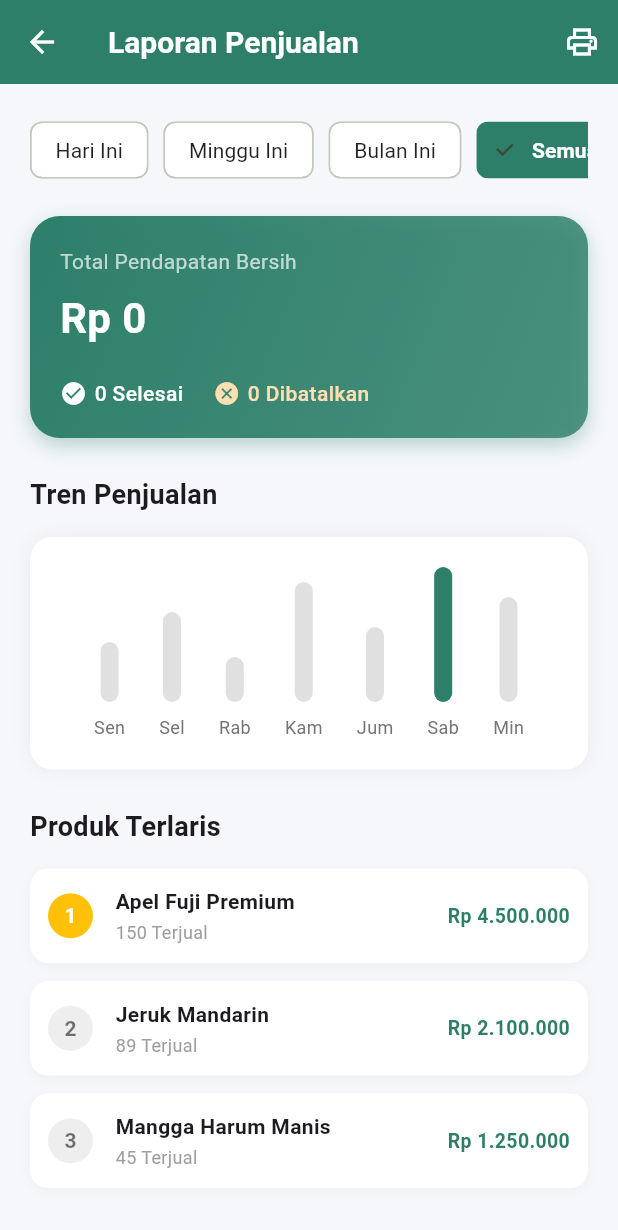
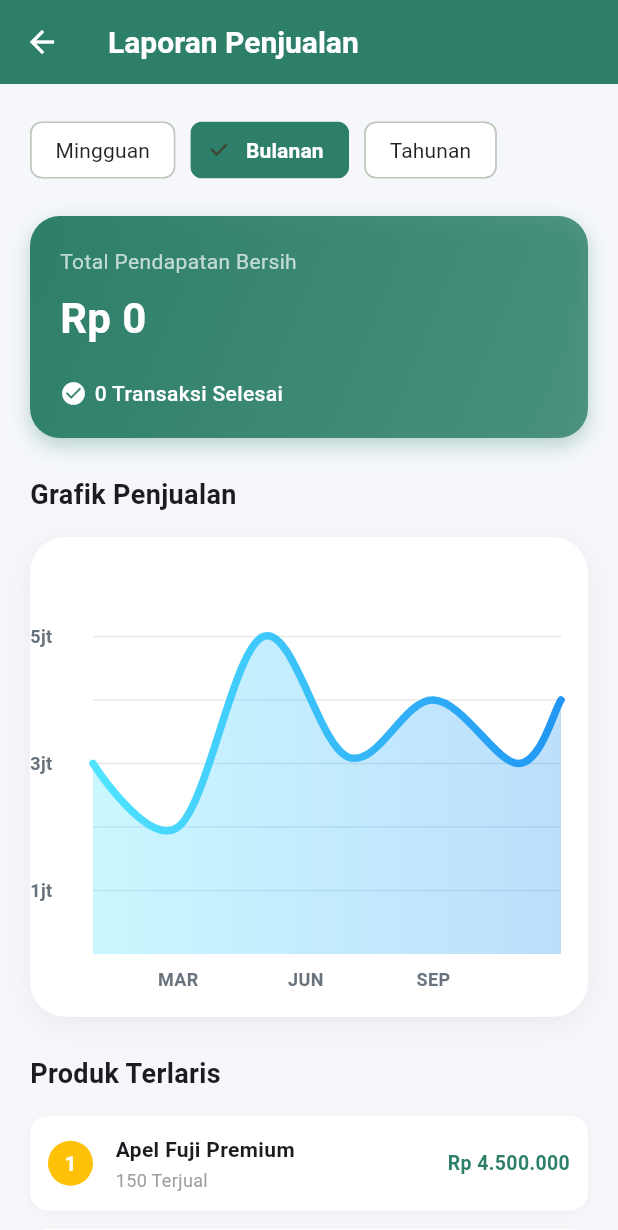
Before and after one commit to byhaqii/Fruit-Marketplace, a Flutter app: the LaporanPage screen opened by its route, on a phone screen of 412 x 824 dp. Shown: the top 1230 px of the screen. Run offline on Flutter 3.47's test engine with Material 3 defaults, Android fonts, the light colour scheme and no system bars; drawn by our look-alikes of fl_chart; our stand-ins replace camera, dio, image_picker, shared_preferences; accounts and stored records are empty; network calls fail; Roboto replaces fonts that are missing (Poppins).

Commit message:
Add sales chart to laporan page and update UI
Integrated fl_chart for a modern sales line chart on the laporan page, updated the time filter and summary card UI, and improved code structure for better readability. Also added a nullable phone field to the users table migration and updated dependencies to include fl_chart.

```diff
--- a/lib/modules/dashboard/dashboard_page.dart
+++ b/lib/modules/dashboard/dashboard_page.dart
@@ -119,8 +119,6 @@ class _DashboardPageState extends State<DashboardPage> {
 
     return Scaffold(
       // LOGIKA NAVIGASI UTAMA:
-      // Menggunakan IndexedStack agar state halaman (scroll position, input form)
-      // tidak hilang saat pindah tab.
       body: _pages.isNotEmpty
           ? IndexedStack(index: _selectedIndex, children: _pages)
           : const Center(child: CircularProgressIndicator()),
--- a/lib/modules/keuangan/pages/laporan_page.dart
+++ b/lib/modules/keuangan/pages/laporan_page.dart
@@ -1,8 +1,9 @@
 // lib/modules/keuangan/pages/laporan_page.dart
 
+import 'package:fl_chart/fl_chart.dart';
 import 'package:flutter/material.dart';
 import 'package:provider/provider.dart';
-import 'package:intl/intl.dart'; // Pastikan package intl sudah ada di pubspec.yaml
+import 'package:intl/intl.dart';
 import '../../../providers/marketplace_provider.dart';
 
 class LaporanPage extends StatefulWidget {
@@ -13,17 +14,19 @@ class LaporanPage extends StatefulWidget {
 }
 
 class _LaporanPageState extends State<LaporanPage> {
-  // --- KONSTANTA GAYA ---
+  // --- WARNA TEMA ---
   static const Color primaryColor = Color(0xFF2D7F6A);
+  static const Color contentColorCyan = Color(0xFF50E4FF);
+  static const Color contentColorBlue = Color(0xFF2196F3);
 
-  // Filter Waktu (UI Only untuk saat ini)
-  final List<String> _timeFilters = ["Hari Ini", "Minggu Ini", "Bulan Ini", "Semua"];
-  int _selectedFilterIndex = 3; // Default "Semua"
+  // Filter Waktu
+  final List<String> _timeFilters = ["Mingguan", "Bulanan", "Tahunan"];
+  int _selectedFilterIndex = 1; // Default "Bulanan"
 
   @override
   Widget build(BuildContext context) {
     return Scaffold(
-      backgroundColor: const Color(0xFFF5F7FA), // Abu-abu sangat muda
+      backgroundColor: const Color(0xFFF5F7FA),
       appBar: AppBar(
         backgroundColor: primaryColor,
         title: const Text(
@@ -32,35 +35,18 @@ class _LaporanPageState extends State<LaporanPage> {
         ),
         iconTheme: const IconThemeData(color: Colors.white),
         elevation: 0,
-        actions: [
-          IconButton(
-            icon: const Icon(Icons.print_outlined),
-            onPressed: () {
-              ScaffoldMessenger.of(context).showSnackBar(
-                const SnackBar(content: Text("Fitur Export PDF Segera Hadir"))
-              );
-            },
-          )
-        ],
       ),
       body: Consumer<MarketplaceProvider>(
         builder: (context, provider, child) {
-          // 1. AMBIL DATA TRANSAKSI
-          // Filter hanya yang statusnya 'Selesai' (Uang masuk)
+
+          // 1. HITUNG RINGKASAN (Sama seperti sebelumnya)
           final allTransactions = provider.transactions.where((t) => t.isSuccess).toList();
-
-          // 2. HITUNG RINGKASAN
           int totalOmzet = 0;
           for (var t in allTransactions) {
-            // Bersihkan string harga (misal "Rp 15.000" -> 15000)
             int price = int.tryParse(t.price.toString().replaceAll(RegExp(r'[^0-9]'), '')) ?? 0;
             totalOmzet += price;
           }
-
           int totalOrder = allTransactions.length;
-
-          // Hitung Pesanan Dibatalkan/Gagal
-          int failedOrder = provider.transactions.where((t) => t.isCancelled).length;
 
           return SingleChildScrollView(
             padding: const EdgeInsets.all(20),
@@ -68,7 +54,176 @@ class _LaporanPageState extends State<LaporanPage> {
               crossAxisAlignment: CrossAxisAlignment.start,
               children: [
                 // 1. FILTER WAKTU
-                SingleChildScrollView(
+                _buildTimeFilter(),
+                const SizedBox(height: 20),
+
+                // 2. KARTU OMZET (Header)
+                _buildSummaryCard(totalOmzet, totalOrder),
+                const SizedBox(height: 25),
+
+                // 3. GRAFIK PENJUALAN (FL CHART KEREN)
+                const Text(
+                  "Grafik Penjualan",
+                  style: TextStyle(fontFamily: 'Poppins', fontWeight: FontWeight.bold, fontSize: 18)
+                ),
+                const SizedBox(height: 15),
+
+                // --- CONTAINER CHART ---
+                Container(
+                  height: 320, // Tinggi Grafik
+                  padding: const EdgeInsets.only(right: 18, left: 0, top: 24, bottom: 12),
+                  decoration: BoxDecoration(
+                    color: Colors.white,
+                    borderRadius: BorderRadius.circular(24), // Rounded besar
+                    boxShadow: [
+                      BoxShadow(
+                        color: Colors.black.withOpacity(0.05),
+                        blurRadius: 15,
+                        offset: const Offset(0, 5)
+                      )
+                    ],
+                  ),
+                  child: LineChart(
+                    _mainData(), // Panggil konfigurasi chart di bawah
+                    duration: const Duration(milliseconds: 250),
+                  ),
+                ),
+                // -----------------------
+
+                const SizedBox(height: 25),
+
+                // 4. TOP PRODUK
+                const Text("Produk Terlaris", style: TextStyle(fontFamily: 'Poppins', fontWeight: FontWeight.bold, fontSize: 18)),
+                const SizedBox(height: 15),
+                _buildTopProductItem("1", "Apel Fuji Premium", "150 Terjual", "Rp 4.500.000"),
+                _buildTopProductItem("2", "Jeruk Mandarin", "89 Terjual", "Rp 2.100.000"),
+                _buildTopProductItem("3", "Mangga Harum Manis", "45 Terjual", "Rp 1.250.000"),
+                const SizedBox(height: 50),
+              ],
+            ),
+          );
+        },
+      ),
+    );
+  }
+
+  // --- KONFIGURASI CHART (GAYA MODERN) ---
+  LineChartData _mainData() {
+    return LineChartData(
+      gridData: FlGridData(
+        show: true,
+        drawVerticalLine: false, // Hilangkan garis vertikal grid biar bersih
+        horizontalInterval: 1,
+        getDrawingHorizontalLine: (value) {
+          return FlLine(
+            color: const Color(0xffe7e8ec),
+            strokeWidth: 1,
+          );
+        },
+      ),
+      titlesData: FlTitlesData(
+        show: true,
+        rightTitles: const AxisTitles(sideTitles: SideTitles(showTitles: false)),
+        topTitles: const AxisTitles(sideTitles: SideTitles(showTitles: false)),
+        bottomTitles: AxisTitles(
+          sideTitles: SideTitles(
+            showTitles: true,
+            reservedSize: 30,
+            interval: 1,
+            getTitlesWidget: _bottomTitleWidgets, // Label Bulan
+          ),
+        ),
+        leftTitles: AxisTitles(
+          sideTitles: SideTitles(
+            showTitles: true,
+            interval: 1,
+            getTitlesWidget: _leftTitleWidgets, // Label Juta
+            reservedSize: 42,
+          ),
+        ),
+      ),
+      borderData: FlBorderData(
+        show: false, // Hilangkan border kotak
+      ),
+      minX: 0,
+      maxX: 11, // 12 Bulan (0-11)
+      minY: 0,
+      maxY: 6,  // Skala Juta (0 - 6 Juta)
+      lineBarsData: [
+        LineChartBarData(
+          spots: const [
+            FlSpot(0, 3),   // Jan: 3 Juta
+            FlSpot(2, 2),   // Mar: 2 Juta
+            FlSpot(4, 5),   // Mei: 5 Juta (Naik)
+            FlSpot(6, 3.1), // Jul
+            FlSpot(8, 4),   // Sep
+            FlSpot(10, 3),  // Nov
+            FlSpot(11, 4),  // Des
+          ],
+          isCurved: true, // Garis lengkung halus
+          gradient: const LinearGradient(
+            colors: [contentColorCyan, contentColorBlue],
+          ),
+          barWidth: 5,    // Ketebalan garis
+          isStrokeCapRound: true,
+          dotData: const FlDotData(show: false), // Hilangkan titik-titik
+          belowBarData: BarAreaData(
+            show: true, // Tampilkan area warna di bawah garis
+            gradient: LinearGradient(
+              colors: [
+                contentColorCyan.withOpacity(0.3),
+                contentColorBlue.withOpacity(0.3),
+              ],
+            ),
+          ),
+        ),
+      ],
+    );
+  }
+
+  // Label Bawah (Bulan)
+  Widget _bottomTitleWidgets(double value, TitleMeta meta) {
+    const style = TextStyle(
+      color: Color(0xff68737d),
+      fontWeight: FontWeight.bold,
+      fontSize: 12,
+      fontFamily: 'Poppins'
+    );
+    Widget text;
+    switch (value.toInt()) {
+      case 2: text = const Text('MAR', style: style); break;
+      case 5: text = const Text('JUN', style: style); break;
+      case 8: text = const Text('SEP', style: style); break;
+      default: text = const Text('', style: style); break;
+    }
+    return SideTitleWidget(
+      axisSide: meta.axisSide,
+      child: text,
+    );
+  }
+
+  // Label Kiri (Juta Rupiah)
+  Widget _leftTitleWidgets(double value, TitleMeta meta) {
+    const style = TextStyle(
+      color: Color(0xff67727d),
+      fontWeight: FontWeight.bold,
+      fontSize: 12,
+      fontFamily: 'Poppins'
+    );
+    String text;
+    switch (value.toInt()) {
+      case 1: text = '1jt'; break;
+      case 3: text = '3jt'; break;
+      case 5: text = '5jt'; break;
+      default: return Container();
+    }
+    return Text(text, style: style, textAlign: TextAlign.left);
+  }
+
+  // --- WIDGET UI LAINNYA ---
+
+  Widget _buildTimeFilter() {
+    return SingleChildScrollView(
       scrollDirection: Axis.horizontal,
       child: Row(
         children: List.generate(_timeFilters.length, (index) {
@@ -88,20 +243,17 @@ class _LaporanPageState extends State<LaporanPage> {
               selectedColor: primaryColor,
               backgroundColor: Colors.white,
               onSelected: (bool selected) {
-                            setState(() {
-                              _selectedFilterIndex = index;
-                            });
+                setState(() => _selectedFilterIndex = index);
               },
             ),
           );
         }),
       ),
-                ),
+    );
+  }
 
-                const SizedBox(height: 20),
-
-                // 2. KARTU OMZET UTAMA
-                Container(
+  Widget _buildSummaryCard(int totalOmzet, int totalOrder) {
+    return Container(
       width: double.infinity,
       padding: const EdgeInsets.all(20),
       decoration: BoxDecoration(
@@ -112,11 +264,7 @@ class _LaporanPageState extends State<LaporanPage> {
         ),
         borderRadius: BorderRadius.circular(20),
         boxShadow: [
-                      BoxShadow(
-                        color: primaryColor.withOpacity(0.3),
-                        blurRadius: 10,
-                        offset: const Offset(0, 5),
-                      ),
+          BoxShadow(color: primaryColor.withOpacity(0.3), blurRadius: 10, offset: const Offset(0, 5)),
         ],
       ),
       child: Column(
@@ -129,105 +277,18 @@ class _LaporanPageState extends State<LaporanPage> {
           const SizedBox(height: 8),
           Text(
             _formatCurrency(totalOmzet),
-                        style: const TextStyle(
-                          color: Colors.white,
-                          fontFamily: 'Poppins',
-                          fontWeight: FontWeight.bold,
-                          fontSize: 28
-                        ),
+            style: const TextStyle(color: Colors.white, fontFamily: 'Poppins', fontWeight: FontWeight.bold, fontSize: 28),
           ),
           const SizedBox(height: 20),
           Row(
             children: [
-                          _buildMiniStat(Icons.check_circle, "$totalOrder Selesai", Colors.white),
-                          const SizedBox(width: 20),
-                          _buildMiniStat(Icons.cancel, "$failedOrder Dibatalkan", Colors.orange[100]!),
+              const Icon(Icons.check_circle, color: Colors.white, size: 18),
+              const SizedBox(width: 5),
+              Text("$totalOrder Transaksi Selesai", style: const TextStyle(color: Colors.white, fontFamily: 'Poppins', fontWeight: FontWeight.w500)),
             ],
           )
         ],
       ),
-                ),
-
-                const SizedBox(height: 25),
-
-                // 3. GRAFIK VISUAL (Simpel Bar Chart Manual)
-                const Text("Tren Penjualan", style: TextStyle(fontFamily: 'Poppins', fontWeight: FontWeight.bold, fontSize: 18)),
-                const SizedBox(height: 15),
-                Container(
-                  padding: const EdgeInsets.all(20),
-                  decoration: BoxDecoration(
-                    color: Colors.white,
-                    borderRadius: BorderRadius.circular(15),
-                    boxShadow: [BoxShadow(color: Colors.black.withOpacity(0.05), blurRadius: 10)],
-                  ),
-                  child: Row(
-                    mainAxisAlignment: MainAxisAlignment.spaceEvenly,
-                    crossAxisAlignment: CrossAxisAlignment.end,
-                    children: [
-                      _buildBarColumn("Sen", 40),
-                      _buildBarColumn("Sel", 60),
-                      _buildBarColumn("Rab", 30),
-                      _buildBarColumn("Kam", 80),
-                      _buildBarColumn("Jum", 50),
-                      _buildBarColumn("Sab", 90, isHigh: true),
-                      _buildBarColumn("Min", 70),
-                    ],
-                  ),
-                ),
-
-                const SizedBox(height: 25),
-
-                // 4. TOP PRODUK (Dummy Data Visual)
-                const Text("Produk Terlaris", style: TextStyle(fontFamily: 'Poppins', fontWeight: FontWeight.bold, fontSize: 18)),
-                const SizedBox(height: 15),
-                _buildTopProductItem("1", "Apel Fuji Premium", "150 Terjual", "Rp 4.500.000"),
-                _buildTopProductItem("2", "Jeruk Mandarin", "89 Terjual", "Rp 2.100.000"),
-                _buildTopProductItem("3", "Mangga Harum Manis", "45 Terjual", "Rp 1.250.000"),
-              ],
-            ),
-          );
-        },
-      ),
-    );
-  }
-
-  // --- WIDGET HELPERS ---
-
-  Widget _buildMiniStat(IconData icon, String label, Color color) {
-    return Row(
-      children: [
-        Icon(icon, color: color, size: 18),
-        const SizedBox(width: 5),
-        Text(
-          label,
-          style: TextStyle(color: color, fontFamily: 'Poppins', fontWeight: FontWeight.w500),
-        ),
-      ],
-    );
-  }
-
-  // Widget Batang Grafik Sederhana
-  Widget _buildBarColumn(String day, double percentage, {bool isHigh = false}) {
-    return Column(
-      children: [
-        Container(
-          width: 12,
-          height: percentage, // Tinggi batang
-          decoration: BoxDecoration(
-            color: isHigh ? const Color(0xFF2D7F6A) : const Color(0xFFE0E0E0),
-            borderRadius: BorderRadius.circular(6),
-          ),
-        ),
-        const SizedBox(height: 8),
-        Text(
-          day,
-          style: TextStyle(
-            color: Colors.grey[600],
-            fontSize: 12,
-            fontFamily: 'Poppins'
-          ),
-        ),
-      ],
     );
   }
 
@@ -242,7 +303,6 @@ class _LaporanPageState extends State<LaporanPage> {
       ),
       child: Row(
         children: [
-          // Rank Badge
           Container(
             width: 30, height: 30,
             alignment: Alignment.center,
@@ -250,16 +310,9 @@ class _LaporanPageState extends State<LaporanPage> {
               color: rank == "1" ? Colors.amber : Colors.grey[200],
               shape: BoxShape.circle,
             ),
-            child: Text(
-              rank,
-              style: TextStyle(
-                fontWeight: FontWeight.bold,
-                color: rank == "1" ? Colors.white : Colors.black54
-              ),
-            ),
+            child: Text(rank, style: TextStyle(fontWeight: FontWeight.bold, color: rank == "1" ? Colors.white : Colors.black54)),
           ),
           const SizedBox(width: 15),
-          // Info Produk
           Expanded(
             child: Column(
               crossAxisAlignment: CrossAxisAlignment.start,
@@ -270,14 +323,12 @@ class _LaporanPageState extends State<LaporanPage> {
               ],
             ),
           ),
-          // Pendapatan Produk
           Text(revenue, style: const TextStyle(fontFamily: 'Poppins', fontWeight: FontWeight.bold, color: primaryColor, fontSize: 13)),
         ],
       ),
     );
   }
 
-  // Helper Format Rupiah
   String _formatCurrency(int amount) {
     final format = NumberFormat.currency(locale: 'id_ID', symbol: 'Rp ', decimalDigits: 0);
     return format.format(amount);
--- a/pubspec.yaml
+++ b/pubspec.yaml
@@ -41,6 +41,7 @@ dependencies:
   intl: ^0.18.0
   camera: ^0.11.0
   image_picker: ^1.0.7
+  fl_chart: ^0.63.0
 
 dev_dependencies:
   flutter_test:
```
Also changed, not shown: pubspec.lock, 2 other files. Lines whose indentation alone changed are shown as unchanged.
